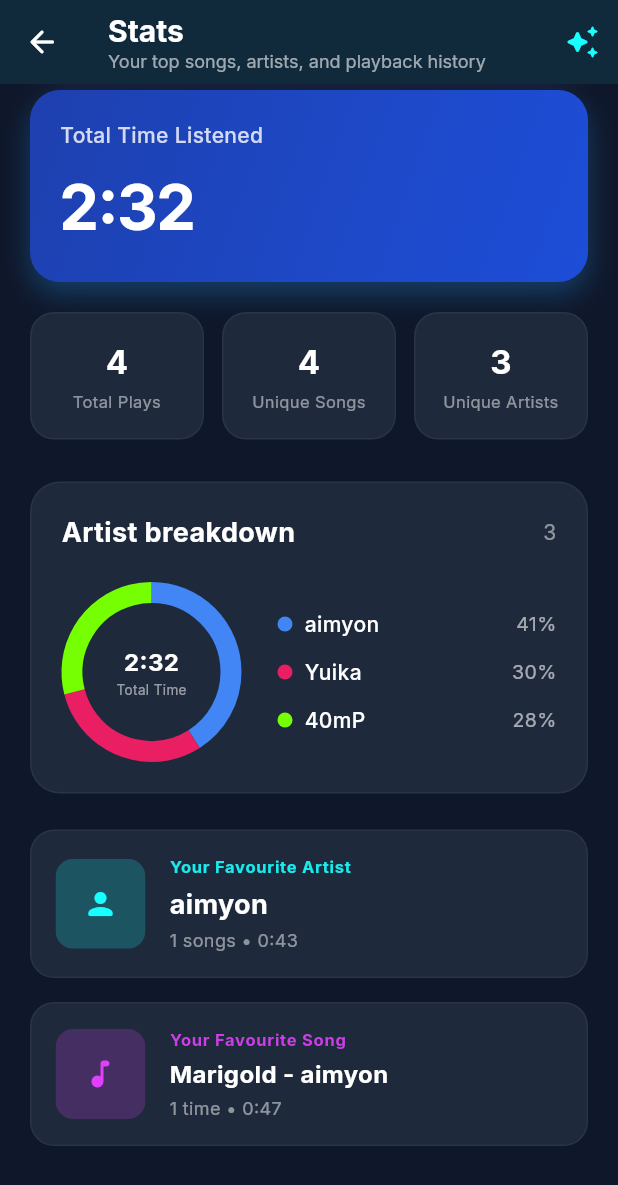
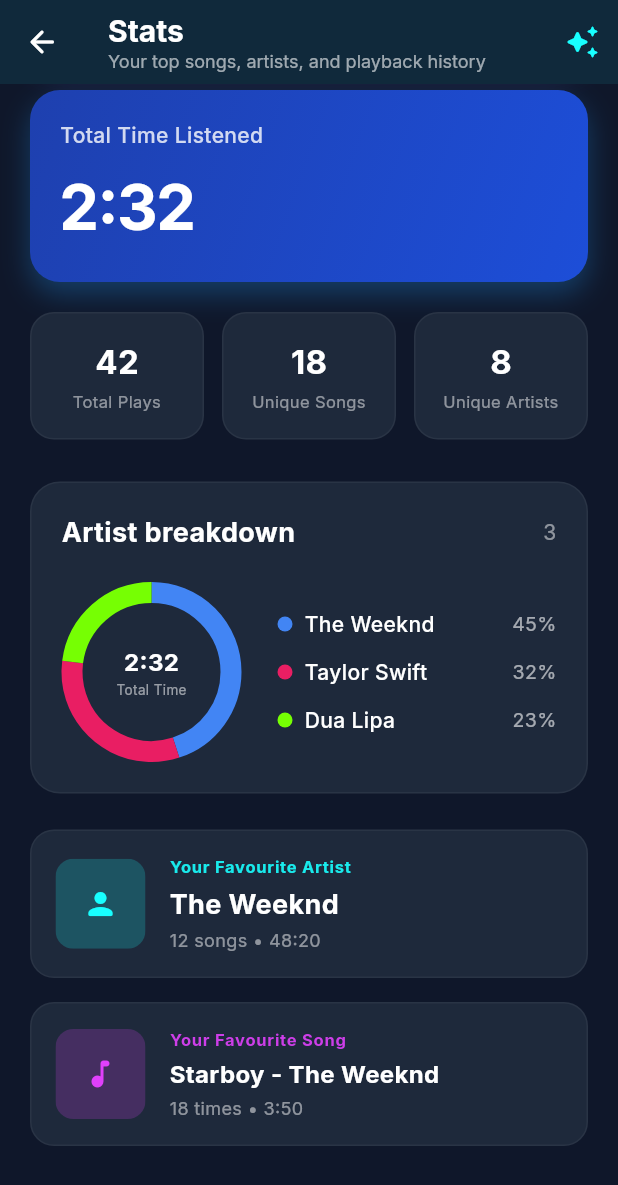
Before and after one commit to SharadS28N/raspberry-pi-music-player, a Flutter app: the StatsView screen opened directly, scrolled down 173 dp, on a phone screen of 412 x 824 dp. Shown: the top 1185 px of the screen. Run offline on Flutter 3.47's test engine with Material 3 defaults, Android fonts, the phone set to English and light mode, and no system bars; our stand-ins replace google_fonts, just_audio; missing offline and left inert: youtube_explode_dart; network calls fail.

Commit message:
v1.0.0: Updated with real English hit songs metadata and streaming IDs

```diff
--- a/mobile/lib/main.dart
+++ b/mobile/lib/main.dart
@@ -55,12 +55,13 @@ class _MainNavigationScreenState extends State<MainNavigationScreen> {
   final PiAampsService _piService = PiAampsService();
 
   Track _activeTrack = Track(
-    id: 'dQw4w9WgXcQ',
-    title: 'Never Gonna Give You Up',
-    artist: 'Rick Astley',
-    album: 'Whenever You Need Somebody',
-    artworkUrl: 'https://i.ytimg.com/vi/dQw4w9WgXcQ/hqdefault.jpg',
+    id: '34Na4j8AVgA',
+    title: 'Starboy',
+    artist: 'The Weeknd ft. Daft Punk',
+    album: 'Starboy (Deluxe)',
+    artworkUrl: 'https://i.ytimg.com/vi/34Na4j8AVgA/hqdefault.jpg',
     streamUrl: '',
+    codec: 'FLAC 24-bit',
   );
 
   bool _isPlaying = false;
--- a/mobile/lib/views/stats_view.dart
+++ b/mobile/lib/views/stats_view.dart
@@ -7,9 +7,9 @@ class StatsView extends StatelessWidget {
   @override
   Widget build(BuildContext context) {
     final artistData = [
-      {'name': 'aimyon', 'percentage': 0.41, 'color': const Color(0xFF4285F4), 'time': '1:02'},
-      {'name': 'Yuika', 'percentage': 0.30, 'color': const Color(0xFFE91E63), 'time': '0:45'},
-      {'name': '40mP', 'percentage': 0.29, 'color': const Color(0xFF76FF03), 'time': '0:45'},
+      {'name': 'The Weeknd', 'percentage': 0.45, 'color': const Color(0xFF4285F4), 'time': '1:12'},
+      {'name': 'Taylor Swift', 'percentage': 0.32, 'color': const Color(0xFFE91E63), 'time': '0:50'},
+      {'name': 'Dua Lipa', 'percentage': 0.23, 'color': const Color(0xFF76FF03), 'time': '0:30'},
     ];
 
     return Scaffold(
@@ -99,7 +99,7 @@ class StatsView extends StatelessWidget {
                         ),
                         const SizedBox(height: 4),
                         Text(
-                          'Top Genre: J-Pop • 42 hrs listened • 128 top tracks',
+                          'Top Genre: Pop • 42 hrs listened • 128 top tracks',
                           style: TextStyle(
                             color: Colors.white.withValues(alpha: 0.9),
                             fontSize: 12,
@@ -176,15 +176,15 @@ class StatsView extends StatelessWidget {
             Row(
               children: [
                 Expanded(
-                  child: _buildMetricTile('4', 'Total Plays'),
+                  child: _buildMetricTile('42', 'Total Plays'),
                 ),
                 const SizedBox(width: 12),
                 Expanded(
-                  child: _buildMetricTile('4', 'Unique Songs'),
+                  child: _buildMetricTile('18', 'Unique Songs'),
                 ),
                 const SizedBox(width: 12),
                 Expanded(
-                  child: _buildMetricTile('3', 'Unique Artists'),
+                  child: _buildMetricTile('8', 'Unique Artists'),
                 ),
               ],
             ),
@@ -229,9 +229,9 @@ class StatsView extends StatelessWidget {
                         child: CustomPaint(
                           painter: _DonutChartPainter(
                             slices: [
-                              _ChartSlice(0.41, const Color(0xFF4285F4)),
-                              _ChartSlice(0.30, const Color(0xFFE91E63)),
-                              _ChartSlice(0.29, const Color(0xFF76FF03)),
+                              _ChartSlice(0.45, const Color(0xFF4285F4)),
+                              _ChartSlice(0.32, const Color(0xFFE91E63)),
+                              _ChartSlice(0.23, const Color(0xFF76FF03)),
                             ],
                           ),
                           child: const Center(
@@ -323,7 +323,7 @@ class StatsView extends StatelessWidget {
                   ClipRRect(
                     borderRadius: BorderRadius.circular(12),
                     child: Image.network(
-                      'https://i.ytimg.com/vi/dQw4w9WgXcQ/hqdefault.jpg',
+                      'https://i.ytimg.com/vi/4NRXx6U8ABQ/hqdefault.jpg',
                       width: 60,
                       height: 60,
                       fit: BoxFit.cover,
@@ -350,7 +350,7 @@ class StatsView extends StatelessWidget {
                       ),
                       const SizedBox(height: 4),
                       const Text(
-                        'aimyon',
+                        'The Weeknd',
                         style: TextStyle(
                           color: Colors.white,
                           fontSize: 18,
@@ -359,7 +359,7 @@ class StatsView extends StatelessWidget {
                       ),
                       const SizedBox(height: 2),
                       Text(
-                        '1 songs • 0:43',
+                        '12 songs • 48:20',
                         style: TextStyle(
                           color: Colors.white.withValues(alpha: 0.5),
                           fontSize: 12,
@@ -385,7 +385,7 @@ class StatsView extends StatelessWidget {
                   ClipRRect(
                     borderRadius: BorderRadius.circular(12),
                     child: Image.network(
-                      'https://i.ytimg.com/vi/fJ9rUzIMcZQ/hqdefault.jpg',
+                      'https://i.ytimg.com/vi/34Na4j8AVgA/hqdefault.jpg',
                       width: 60,
                       height: 60,
                       fit: BoxFit.cover,
@@ -412,7 +412,7 @@ class StatsView extends StatelessWidget {
                       ),
                       const SizedBox(height: 4),
                       const Text(
-                        'Marigold - aimyon',
+                        'Starboy - The Weeknd',
                         style: TextStyle(
                           color: Colors.white,
                           fontSize: 16,
@@ -421,7 +421,7 @@ class StatsView extends StatelessWidget {
                       ),
                       const SizedBox(height: 2),
                       Text(
-                        '1 time • 0:47',
+                        '18 times • 3:50',
                         style: TextStyle(
                           color: Colors.white.withValues(alpha: 0.5),
                           fontSize: 12,
```
Also changed, not shown: mobile/lib/views/album_view.dart (+17 -13 lines), mobile/lib/views/artist_view.dart (+18 -15 lines), mobile/lib/views/home_view.dart (+38 -30 lines), mobile/lib/views/lyrics_view.dart (+18 -18 lines), mobile/lib/views/search_view.dart (+36 -30 lines).
